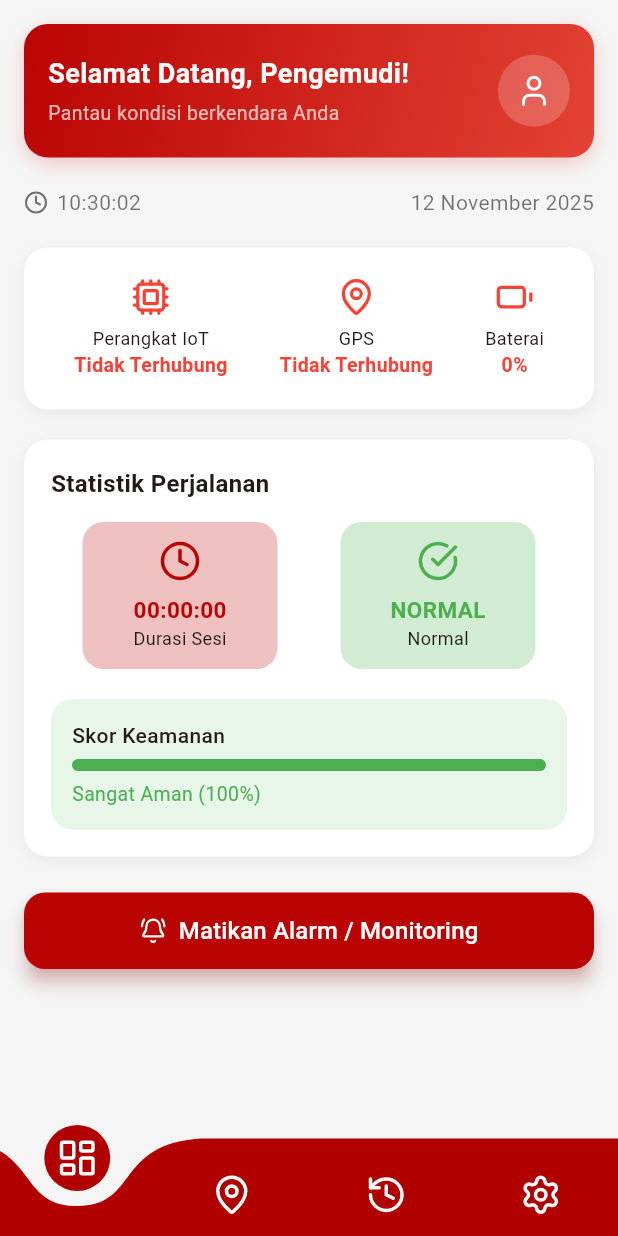
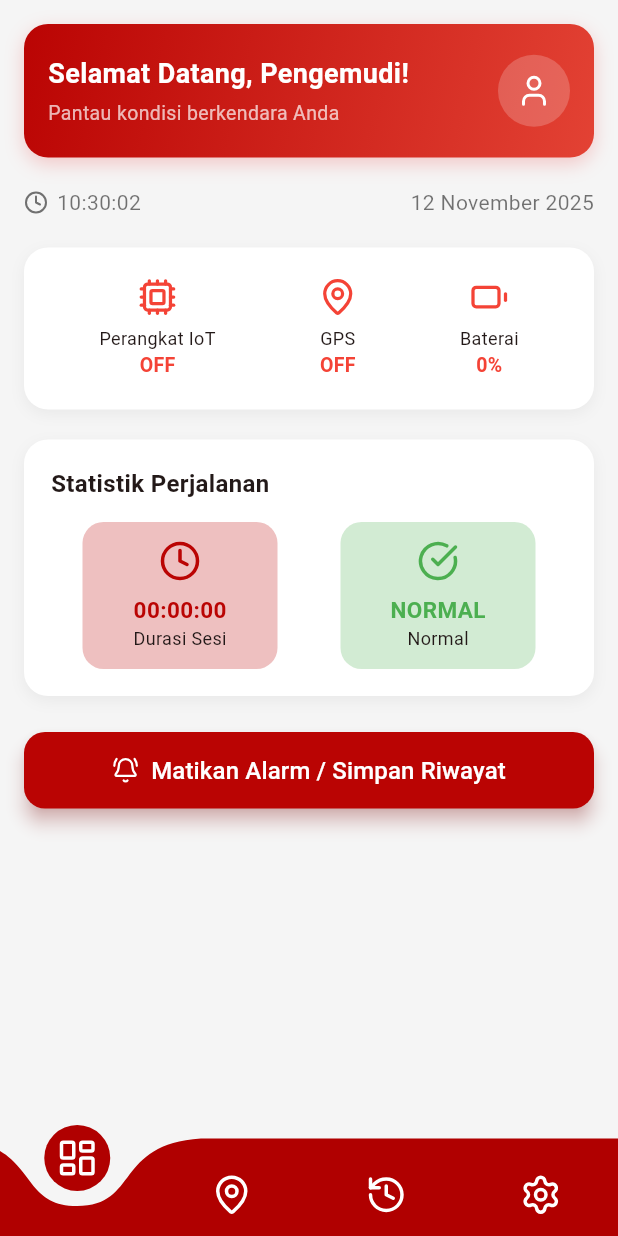
Before and after one commit to altaf1512/MicrosleepMobile, a Flutter app: the screen it shows after launch, on a phone screen of 412 x 824 dp. Run offline on Flutter 3.47's test engine with Material 3 defaults, Android fonts, the phone set to English and light mode, and no system bars; drawn by our look-alikes of curved_navigation_bar; our stand-ins replace audioplayers, firebase_core, firebase_database, flutter_local_notifications, geolocator, google_maps_flutter and 2 more; accounts and stored records are empty; Roboto replaces fonts that are missing (Poppins).

Commit message:
notifikasi alarm

```diff
--- a/lib/dashboard_page.dart
+++ b/lib/dashboard_page.dart
@@ -5,7 +5,8 @@ import 'package:firebase_database/firebase_database.dart';
 import 'package:intl/intl.dart';
 import 'package:intl/date_symbol_data_local.dart';
 import 'package:audioplayers/audioplayers.dart' as ap;
-
+import 'package:geolocator/geolocator.dart';
+import 'microsleep_call_overlay.dart';
 
 class DashboardPage extends StatefulWidget {
   final void Function(int)? onTabSelected;
@@ -21,35 +22,39 @@ class _DashboardPageState extends State<DashboardPage> {
   final ap.AudioPlayer _player = ap.AudioPlayer();
 
   bool _isAlarmPlaying = false;
+  DateTime? _microsleepStartTime;
+  Position? _currentPosition;
 
-  late String currentTime;
-  late String currentDate;
+  String currentTime = "--:--:--";
+  String currentDate = "Memuat...";
   Timer? _timer;
 
   @override
   void initState() {
     super.initState();
+    _initSetup();
+  }
 
-    // 🔹 Update waktu real-time
-    initializeDateFormatting('id_ID', null).then((_) {
+  Future<void> _initSetup() async {
+    await initializeDateFormatting('id_ID', null);
+
     _updateDateTime();
-      _timer = Timer.periodic(
-        const Duration(seconds: 1),
-        (_) => _updateDateTime(),
-      );
-    });
+    _timer = Timer.periodic(const Duration(seconds: 1), (_) => _updateDateTime());
 
-    // 🔥 Pantau perubahan status user dari Firebase
+    await _checkPermissionAndGetLocation();
+
     FirebaseDatabase.instance.ref('status/user').onValue.listen((event) async {
       if (!mounted) return;
       final value = event.snapshot.value?.toString() ?? 'normal';
 
       if (value.toLowerCase() == 'microsleep' && !_isAlarmPlaying) {
         _isAlarmPlaying = true;
+        _microsleepStartTime = DateTime.now();
 
-        // 🔊 Mainkan alarm berulang
         await _player.setReleaseMode(ap.ReleaseMode.loop);
         await _player.play(ap.AssetSource('sound/alarm.wav'));
+
+        MicrosleepCallOverlay.show(context: context);
 
         if (mounted) {
           ScaffoldMessenger.of(context).showSnackBar(
@@ -61,11 +66,33 @@ class _DashboardPageState extends State<DashboardPage> {
           );
         }
       } else if (value.toLowerCase() != 'microsleep' && _isAlarmPlaying) {
-        // 🔇 Hentikan alarm
         await _player.stop();
         _isAlarmPlaying = false;
+        _microsleepStartTime = null;
+        MicrosleepCallOverlay.hide();
       }
     });
+  }
+
+  Future<void> _checkPermissionAndGetLocation() async {
+    bool serviceEnabled = await Geolocator.isLocationServiceEnabled();
+    if (!serviceEnabled) return;
+
+    LocationPermission permission = await Geolocator.checkPermission();
+    if (permission == LocationPermission.denied) {
+      permission = await Geolocator.requestPermission();
+    }
+
+    if (permission == LocationPermission.always ||
+        permission == LocationPermission.whileInUse) {
+      try {
+        _currentPosition = await Geolocator.getCurrentPosition(
+          desiredAccuracy: LocationAccuracy.best,
+        );
+      } catch (e) {
+        debugPrint("❌ Gagal ambil lokasi: $e");
+      }
+    }
   }
 
   void _updateDateTime({bool useFallback = false}) {
@@ -95,11 +122,25 @@ class _DashboardPageState extends State<DashboardPage> {
           child: Column(
             crossAxisAlignment: CrossAxisAlignment.start,
             children: [
-              // === 🌅 Header ===
-              Container(
+              _headerSection(),
+              const SizedBox(height: 20),
+              _timeDisplay(),
+              const SizedBox(height: 20),
+              _iotStatus(),
+              const SizedBox(height: 20),
+              _travelStats(),
+              const SizedBox(height: 24),
+              _alarmButton(),
+            ],
+          ),
+        ),
+      ),
+    );
+  }
+
+  Widget _headerSection() => Container(
         width: double.infinity,
-                padding:
-                    const EdgeInsets.symmetric(horizontal: 16, vertical: 20),
+        padding: const EdgeInsets.symmetric(horizontal: 16, vertical: 20),
         decoration: BoxDecoration(
           gradient: const LinearGradient(
             colors: [Color(0xFFBA0403), Color(0xFFE34234)],
@@ -118,9 +159,9 @@ class _DashboardPageState extends State<DashboardPage> {
         child: Row(
           mainAxisAlignment: MainAxisAlignment.spaceBetween,
           children: [
-                    Column(
+            const Column(
               crossAxisAlignment: CrossAxisAlignment.start,
-                      children: const [
+              children: [
                 Text(
                   "Selamat Datang, Pengemudi!",
                   style: TextStyle(
@@ -132,53 +173,68 @@ class _DashboardPageState extends State<DashboardPage> {
                 SizedBox(height: 4),
                 Text(
                   "Pantau kondisi berkendara Anda",
-                          style:
-                              TextStyle(color: Colors.white70, fontSize: 13),
+                  style: TextStyle(color: Colors.white70, fontSize: 13),
                 ),
               ],
             ),
-                    GestureDetector(
-                      onTap: () {
-                        if (widget.onTabSelected != null) {
-                          widget.onTabSelected!(3);
-                        }
-                      },
-                      child: CircleAvatar(
+            CircleAvatar(
               radius: 24,
               backgroundColor: Colors.white.withOpacity(0.2),
               child: const Icon(LucideIcons.user, color: Colors.white),
             ),
-                    ),
           ],
         ),
-              ),
+      );
 
-              const SizedBox(height: 20),
-
-              // === 🕒 Waktu & tanggal ===
-              Row(
+  Widget _timeDisplay() => Row(
         mainAxisAlignment: MainAxisAlignment.spaceBetween,
         children: [
           Row(
             children: [
-                      const Icon(LucideIcons.clock,
-                          size: 16, color: Colors.black54),
+              const Icon(LucideIcons.clock, size: 16, color: Colors.black54),
               const SizedBox(width: 6),
-                      Text(currentTime,
-                          style: const TextStyle(color: Colors.black54)),
+              Text(currentTime, style: const TextStyle(color: Colors.black54)),
             ],
           ),
-                  Text(currentDate,
-                      style: const TextStyle(color: Colors.black54)),
+          Text(currentDate, style: const TextStyle(color: Colors.black54)),
         ],
-              ),
+      );
 
-              const SizedBox(height: 20),
+  Widget _iotStatus() => StreamBuilder(
+        stream: FirebaseDatabase.instance.ref().onValue,
+        builder: (context, snapshot) {
+          String gpsStatus = "OFF";
+          String iotStatus = "off";
+          int batteryLevel = 0;
 
-              // === ⚙️ Status IoT + GPS + Baterai ===
-              Container(
-                padding:
-                    const EdgeInsets.symmetric(horizontal: 16, vertical: 20),
+          if (snapshot.hasData && snapshot.data?.snapshot.value != null) {
+            final data = snapshot.data!.snapshot.value as Map;
+            if (data["vehicle"] != null) {
+              gpsStatus = data["vehicle"]["gps_status"]?.toString() ?? "OFF";
+            }
+            if (data["status"] != null) {
+              iotStatus = data["status"]["iot"]?.toString() ?? "off";
+              batteryLevel =
+                  int.tryParse(data["status"]["baterai"].toString()) ?? 0;
+            }
+          }
+
+          Color gpsColor =
+              gpsStatus.toUpperCase() == "ON" ? Colors.green : Colors.red;
+          Color iotColor =
+              iotStatus.toLowerCase() == "on" ? Colors.green : Colors.red;
+
+          Color batteryColor;
+          if (batteryLevel < 30) {
+            batteryColor = Colors.red;
+          } else if (batteryLevel < 70) {
+            batteryColor = Colors.amber;
+          } else {
+            batteryColor = Colors.green;
+          }
+
+          return Container(
+            padding: const EdgeInsets.symmetric(horizontal: 16, vertical: 20),
             decoration: BoxDecoration(
               color: Colors.white,
               borderRadius: BorderRadius.circular(16),
@@ -190,89 +246,37 @@ class _DashboardPageState extends State<DashboardPage> {
                 ),
               ],
             ),
-                child: StreamBuilder(
-                  stream: FirebaseDatabase.instance.ref().onValue,
-                  builder: (context, snapshot) {
-                    String gpsStatus = "OFF";
-                    String iotStatus = "off";
-                    int batteryLevel = 0;
-
-                    if (snapshot.hasData &&
-                        snapshot.data?.snapshot.value != null) {
-                      final data = snapshot.data!.snapshot.value as Map;
-                      if (data["vehicle"] != null) {
-                        gpsStatus =
-                            data["vehicle"]["gps_status"]?.toString() ?? "OFF";
-                      }
-                      if (data["status"] != null) {
-                        iotStatus = data["status"]["iot"]?.toString() ?? "off";
-                        batteryLevel = int.tryParse(
-                                data["status"]["baterai"].toString()) ??
-                            0;
-                      }
-                    }
-
-                    Color gpsColor = gpsStatus.toUpperCase() == "ON"
-                        ? Colors.green
-                        : Colors.red;
-                    String gpsLabel = gpsStatus.toUpperCase() == "ON"
-                        ? "Terhubung"
-                        : "Tidak Terhubung";
-
-                    Color iotColor = iotStatus.toLowerCase() == "on"
-                        ? Colors.green
-                        : Colors.red;
-                    String iotLabel = iotStatus.toLowerCase() == "on"
-                        ? "Terhubung"
-                        : "Tidak Terhubung";
-
-                    Color batteryColor;
-                    if (batteryLevel < 30) {
-                      batteryColor = Colors.red;
-                    } else if (batteryLevel < 70) {
-                      batteryColor = Colors.amber;
-                    } else {
-                      batteryColor = Colors.green;
-                    }
-
-                    return Row(
+            child: Row(
               mainAxisAlignment: MainAxisAlignment.spaceAround,
               children: [
                 _statusItem(
                     icon: LucideIcons.cpu,
                     label: "Perangkat IoT",
-                          value: iotLabel,
-                          color: iotColor,
-                        ),
+                    value: iotStatus.toUpperCase(),
+                    color: iotColor),
                 _statusItem(
                     icon: LucideIcons.mapPin,
                     label: "GPS",
-                          value: gpsLabel,
-                          color: gpsColor,
-                        ),
+                    value: gpsStatus.toUpperCase(),
+                    color: gpsColor),
                 _statusItem(
                     icon: LucideIcons.battery,
                     label: "Baterai",
                     value: "$batteryLevel%",
-                          color: batteryColor,
+                    color: batteryColor),
+              ],
             ),
-                      ],
           );
         },
-                ),
-              ),
+      );
 
-              const SizedBox(height: 20),
-
-              // === 📊 Statistik Perjalanan (Realtime) ===
-              StreamBuilder(
+  Widget _travelStats() => StreamBuilder(
         stream: FirebaseDatabase.instance.ref("status").onValue,
         builder: (context, snapshot) {
           String waktu = "00:00:00";
           String userStatus = "normal";
 
-                  if (snapshot.hasData &&
-                      snapshot.data?.snapshot.value != null) {
+          if (snapshot.hasData && snapshot.data?.snapshot.value != null) {
             final data = snapshot.data!.snapshot.value as Map;
             waktu = data["waktu"]?.toString() ?? "00:00:00";
             userStatus = data["user"]?.toString() ?? "normal";
@@ -315,11 +319,9 @@ class _DashboardPageState extends State<DashboardPage> {
             child: Column(
               crossAxisAlignment: CrossAxisAlignment.start,
               children: [
-                        const Text(
-                          "Statistik Perjalanan",
-                          style: TextStyle(
-                              fontWeight: FontWeight.w600, fontSize: 16),
-                        ),
+                const Text("Statistik Perjalanan",
+                    style:
+                        TextStyle(fontWeight: FontWeight.w600, fontSize: 16)),
                 const SizedBox(height: 14),
                 Row(
                   mainAxisAlignment: MainAxisAlignment.spaceAround,
@@ -328,93 +330,74 @@ class _DashboardPageState extends State<DashboardPage> {
                         icon: LucideIcons.clock,
                         label: "Durasi Sesi",
                         value: waktu.replaceAll('.', ':'),
-                              color: mainColor,
-                            ),
+                        color: mainColor),
                     _infoBox(
                         icon: iconStatus,
                         label: statusLabel,
                         value: userStatus.toUpperCase(),
-                              color: statusColor,
-                            ),
+                        color: statusColor),
                   ],
-                        ),
-                        const SizedBox(height: 20),
-                        Container(
-                          padding: const EdgeInsets.all(14),
-                          decoration: BoxDecoration(
-                            color: Colors.green[50],
-                            borderRadius: BorderRadius.circular(14),
-                          ),
-                          child: Column(
-                            crossAxisAlignment: CrossAxisAlignment.start,
-                            children: [
-                              const Text(
-                                "Skor Keamanan",
-                                style: TextStyle(fontWeight: FontWeight.w500),
-                              ),
-                              const SizedBox(height: 6),
-                              LinearProgressIndicator(
-                                value: userStatus == "microsleep"
-                                    ? 0.3
-                                    : userStatus == "alert"
-                                        ? 0.6
-                                        : 1.0,
-                                color: userStatus == "microsleep"
-                                    ? Colors.red
-                                    : userStatus == "alert"
-                                        ? Colors.orange
-                                        : Colors.green,
-                                backgroundColor: Colors.grey[300],
-                                minHeight: 8,
-                                borderRadius: BorderRadius.circular(10),
-                              ),
-                              const SizedBox(height: 6),
-                              Text(
-                                userStatus == "microsleep"
-                                    ? "Bahaya!"
-                                    : userStatus == "alert"
-                                        ? "Waspada"
-                                        : "Sangat Aman (100%)",
-                                style: TextStyle(
-                                    fontSize: 13, color: statusColor),
-                              ),
-                            ],
-                          ),
                 ),
               ],
             ),
           );
         },
-              ),
+      );
 
-              const SizedBox(height: 24),
-
-              // === 🚨 Tombol Matikan Alarm ===
-              SizedBox(
+  Widget _alarmButton() => SizedBox(
         width: double.infinity,
         child: ElevatedButton.icon(
           onPressed: () async {
-                    final userRef =
-                        FirebaseDatabase.instance.ref("status/user");
+            final userRef = FirebaseDatabase.instance.ref("status/user");
+            final historyRef =
+                FirebaseDatabase.instance.ref("microsleep_history");
             final snapshot = await userRef.get();
 
             if (snapshot.exists && snapshot.value == "microsleep") {
-                      await userRef.set("normal");
               await _player.stop();
               _isAlarmPlaying = false;
+              await userRef.set("normal");
 
+              final end = DateTime.now();
+              double durasi = 0;
+              if (_microsleepStartTime != null) {
+                durasi =
+                    end.difference(_microsleepStartTime!).inSeconds.toDouble();
+              }
+
+              final tanggal = DateFormat('dd/MM/yyyy').format(end);
+              final jam = DateFormat('HH:mm:ss').format(end);
+
+              String lokasi;
+              if (_currentPosition != null) {
+                lokasi =
+                    "Lat: ${_currentPosition!.latitude.toStringAsFixed(5)}, Lon: ${_currentPosition!.longitude.toStringAsFixed(5)}";
+              } else {
+                lokasi = "Lokasi tidak tersedia";
+              }
+
+              await historyRef.push().set({
+                "tanggal": tanggal,
+                "jam": jam,
+                "lokasi": lokasi,
+                "durasi": durasi,
+                "status": "microsleep",
+              });
+
+              if (mounted) {
                 ScaffoldMessenger.of(context).showSnackBar(
-                        const SnackBar(
-                          content:
-                              Text("Alarm dimatikan — status kembali normal."),
+                  SnackBar(
+                    content: Text(
+                        "✅ Alarm dimatikan (${durasi.toStringAsFixed(1)} detik) & riwayat tersimpan"),
                     backgroundColor: Colors.green,
                   ),
                 );
               }
+            }
           },
           icon: const Icon(LucideIcons.bellRing, color: Colors.white),
           label: const Text(
-                    "Matikan Alarm / Monitoring",
+            "Matikan Alarm / Simpan Riwayat",
             style: TextStyle(fontSize: 16, color: Colors.white),
           ),
           style: ElevatedButton.styleFrom(
@@ -427,15 +410,8 @@ class _DashboardPageState extends State<DashboardPage> {
             shadowColor: mainColor.withOpacity(0.5),
           ),
         ),
-              ),
-            ],
-          ),
-        ),
-      ),
       );
-  }
 
-  // === Helper Widgets ===
   Widget _statusItem({
     required IconData icon,
     required String label,
@@ -447,11 +423,9 @@ class _DashboardPageState extends State<DashboardPage> {
         Icon(icon, color: color, size: 26),
         const SizedBox(height: 6),
         Text(label, style: const TextStyle(fontSize: 12)),
-        Text(
-          value,
-          style:
-              TextStyle(fontSize: 13, fontWeight: FontWeight.bold, color: color),
-        ),
+        Text(value,
+            style: TextStyle(
+                fontSize: 13, fontWeight: FontWeight.bold, color: color)),
       ],
     );
   }
@@ -473,14 +447,9 @@ class _DashboardPageState extends State<DashboardPage> {
         children: [
           Icon(icon, color: color, size: 28),
           const SizedBox(height: 8),
-          Text(
-            value,
+          Text(value,
               style: TextStyle(
-              fontWeight: FontWeight.bold,
-              fontSize: 15,
-              color: color,
-            ),
-          ),
+                  fontWeight: FontWeight.bold, fontSize: 15, color: color)),
           Text(label, style: const TextStyle(fontSize: 12)),
         ],
       ),
--- a/lib/main.dart
+++ b/lib/main.dart
@@ -2,7 +2,8 @@ import 'package:flutter/material.dart';
 import 'package:lucide_icons/lucide_icons.dart';
 import 'package:curved_navigation_bar/curved_navigation_bar.dart';
 import 'package:firebase_core/firebase_core.dart';
-import 'firebase_options.dart'; // <-- hasil dari flutterfire configure
+import 'firebase_options.dart';
+import 'services/microsleep_listener.dart';
 
 // Halaman kamu
 import 'splash_screen.dart';
@@ -11,10 +12,12 @@ import 'history_page.dart';
 import 'location_page.dart';
 import 'setting_page.dart';
 
+final GlobalKey<_MainNavigationState> mainNavKey =
+    GlobalKey<_MainNavigationState>();
+
 void main() async {
   WidgetsFlutterBinding.ensureInitialized();
 
-  // 🔥 Inisialisasi Firebase
   await Firebase.initializeApp(
     options: DefaultFirebaseOptions.currentPlatform,
   );
@@ -41,7 +44,7 @@ class MyApp extends StatelessWidget {
 }
 
 // ==========================
-// 🌊 Curved Navigation Bar (Merah Solid)
+// 🌊 Navigasi Bawah Merah Solid
 // ==========================
 class MainNavigation extends StatefulWidget {
   const MainNavigation({super.key});
@@ -62,8 +65,15 @@ class _MainNavigationState extends State<MainNavigation> {
 
   final GlobalKey<CurvedNavigationBarState> _navKey = GlobalKey();
 
+  void switchToDashboard() {
+    setState(() => _selectedIndex = 0);
+  }
+
   @override
   Widget build(BuildContext context) {
+    // Jalankan listener global agar alarm aktif di semua halaman
+    MicrosleepListener.start(context);
+
     return Scaffold(
       extendBody: true,
       body: _pages[_selectedIndex],
@@ -72,8 +82,8 @@ class _MainNavigationState extends State<MainNavigation> {
         index: _selectedIndex,
         height: 65,
         backgroundColor: Colors.transparent,
-        color: const Color(0xFFB00000), // 🔴 warna merah solid
-        buttonBackgroundColor: const Color(0xFFB00000), // merah juga
+        color: const Color(0xFFB00000),
+        buttonBackgroundColor: const Color(0xFFB00000),
         animationCurve: Curves.easeInOut,
         animationDuration: const Duration(milliseconds: 400),
         items: const [
--- /dev/null
+++ b/lib/services/microsleep_listener.dart
@@ -0,0 +1,53 @@
+import 'package:firebase_database/firebase_database.dart';
+import 'package:audioplayers/audioplayers.dart' as ap;
+import 'package:flutter/material.dart';
+import '../microsleep_call_overlay.dart';
+
+class MicrosleepListener {
+  static final ap.AudioPlayer _player = ap.AudioPlayer();
+  static bool _isListening = false;
+  static bool _isAlarmPlaying = false;
+
+  static late BuildContext _rootContext;
+
+  static void start(BuildContext context) {
+    if (_isListening) return;
+    _isListening = true;
+
+    // Simpan context global untuk overlay
+    _rootContext = context;
+
+    final dbRef = FirebaseDatabase.instance.ref('status/user');
+
+    dbRef.onValue.listen((event) async {
+      final value = event.snapshot.value?.toString().toLowerCase() ?? 'normal';
+
+      if (value == 'microsleep' && !_isAlarmPlaying) {
+        _isAlarmPlaying = true;
+
+        // 🔊 Bunyi alarm loop
+        await _player.stop();
+        await _player.setReleaseMode(ap.ReleaseMode.loop);
+        await _player.play(ap.AssetSource('sound/alarm.wav'));
+
+        debugPrint("✅ Alarm global diputar");
+
+        // 🔔 Tampilkan notifikasi overlay di semua halaman
+        MicrosleepCallOverlay.show(context: _rootContext);
+      } else if (value != 'microsleep' && _isAlarmPlaying) {
+        await stopAlarm();
+      }
+    });
+  }
+
+  static Future<void> stopAlarm() async {
+    try {
+      await _player.stop();
+      _isAlarmPlaying = false;
+      MicrosleepCallOverlay.hide();
+      debugPrint("🟢 Alarm berhenti");
+    } catch (e) {
+      debugPrint("❌ Gagal stop alarm: $e");
+    }
+  }
+}
```
Also changed, not shown: lib/history_page.dart (+63 -76 lines), lib/microsleep_call_overlay.dart (added, +92 -0 lines), 2 other files. Lines whose indentation alone changed are shown as unchanged.
